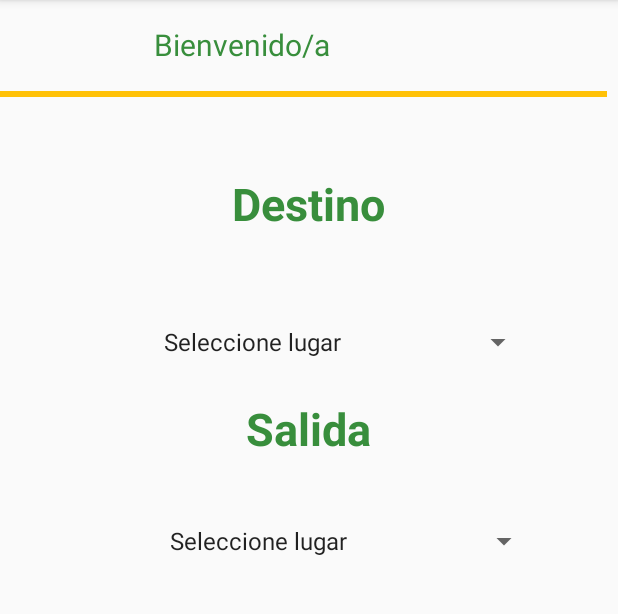
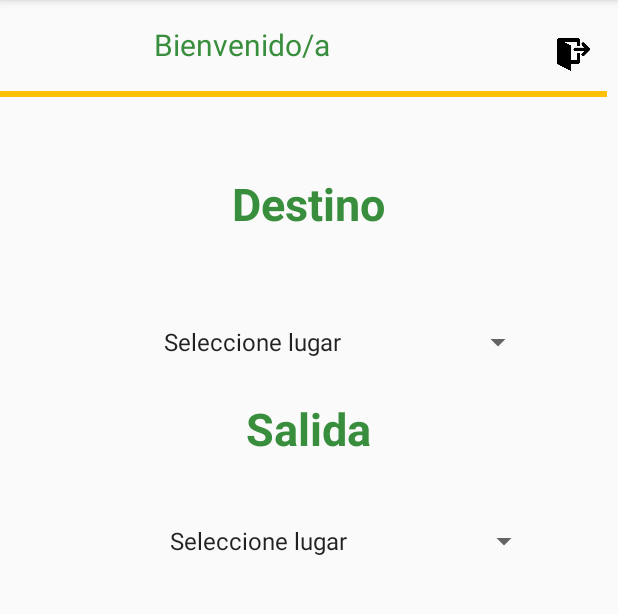
Before and after one commit to AnaBeatrizGilGlez/TFG, an Android app: the Inicio screen opened directly, with no data from a screen before it, on a phone screen of 412 x 824 dp, the part 84-698 px from its top. Run offline under Robolectric (Android 15) with nearby library versions, the phone set to English and light mode, and no system bars; our stand-ins replace Firebase (no records; nobody signed in at launch, a user with empty details on screens opened directly); 2 statements that could not run were skipped.

Commit message:
Te permite Salir de la cuenta

```diff
--- a/app/src/main/java/com/example/busguideapplication/Registro.java
+++ b/app/src/main/java/com/example/busguideapplication/Registro.java
@@ -9,6 +9,7 @@ import android.text.TextUtils;
 import android.util.Log;
 import android.util.Patterns;
 import android.view.View;
+import android.widget.Button;
 import android.widget.EditText;
 import android.widget.Toast;
 import com.google.android.gms.auth.api.Auth;
@@ -44,7 +45,7 @@ public class Registro extends AppCompatActivity implements  GoogleApiClient.OnCo
 
         googleApiClient = new GoogleApiClient.Builder(this).enableAutoManage(this,this).addApi(Auth.GOOGLE_SIGN_IN_API,gso).build();
 
-        SignInButton google =(SignInButton) findViewById(R.id.google);
+        Button google = findViewById(R.id.google);
 
         google.setOnClickListener(new View.OnClickListener() {
             @Override
--- a/app/src/main/res/layout/inicio.xml
+++ b/app/src/main/res/layout/inicio.xml
@@ -1,6 +1,5 @@
 <?xml version="1.0" encoding="utf-8"?>
-<android.support.constraint.ConstraintLayout xmlns:android="http://schemas.android.com/apk/res/android"
-                                             xmlns:tools="http://schemas.android.com/tools" android:layout_width="match_parent"
+<android.support.constraint.ConstraintLayout xmlns:android="http://schemas.android.com/apk/res/android" android:layout_width="match_parent"
                                              android:layout_height="match_parent"
                                              xmlns:app="http://schemas.android.com/apk/res-auto">
 
@@ -104,12 +103,29 @@
             android:visibility="gone"
             app:layout_constraintBottom_toBottomOf="parent"
             app:layout_constraintEnd_toEndOf="parent"
-            app:layout_constraintHorizontal_bias="0.977"
+            app:layout_constraintHorizontal_bias="0.904"
             app:layout_constraintStart_toStartOf="parent"
             app:layout_constraintTop_toTopOf="parent"
-            app:layout_constraintVertical_bias="0.011"
+            app:layout_constraintVertical_bias="0.024"
             android:onClick="Configurar"
             app:srcCompat="@drawable/setting"/>
+
+    <ImageView
+            android:id="@+id/salir"
+            android:layout_width="27dp"
+            android:layout_height="22dp"
+            android:layout_marginStart="8dp"
+            android:layout_marginTop="8dp"
+            android:layout_marginEnd="8dp"
+            android:layout_marginBottom="8dp"
+            app:layout_constraintBottom_toBottomOf="parent"
+            app:layout_constraintEnd_toEndOf="parent"
+            app:layout_constraintHorizontal_bias="0.978"
+            app:layout_constraintStart_toStartOf="parent"
+            app:layout_constraintTop_toTopOf="parent"
+            app:layout_constraintVertical_bias="0.024"
+            android:onClick="Salir"
+            app:srcCompat="@drawable/salir"/>
 
     <View android:layout_width="480dp" android:layout_height="4dp" android:background="@color/Colorbuttom"
           app:layout_constraintEnd_toEndOf="parent" android:layout_marginEnd="8dp" android:layout_marginRight="8dp"
```
Also changed, not shown: app/src/main/java/com/example/busguideapplication/Inicio.java (+9 -2 lines), app/src/main/res/layout/registro.xml (+6 -3 lines), app/src/main/res/drawable/google.jpg (added), app/src/main/res/drawable/salir.png (added).
